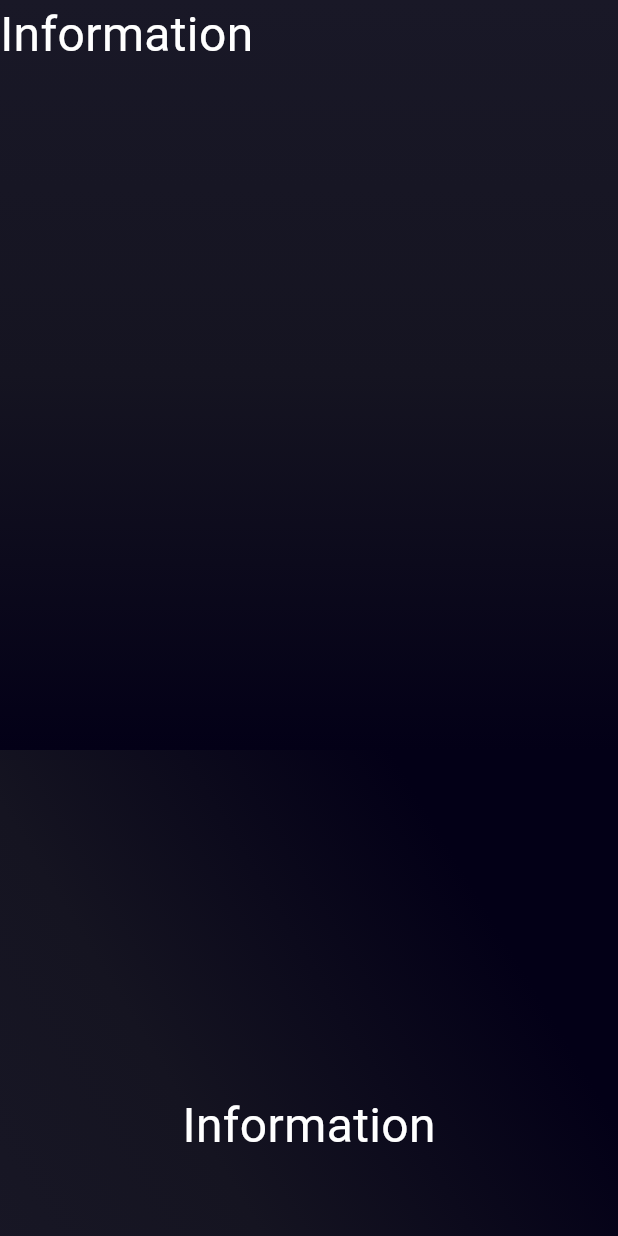
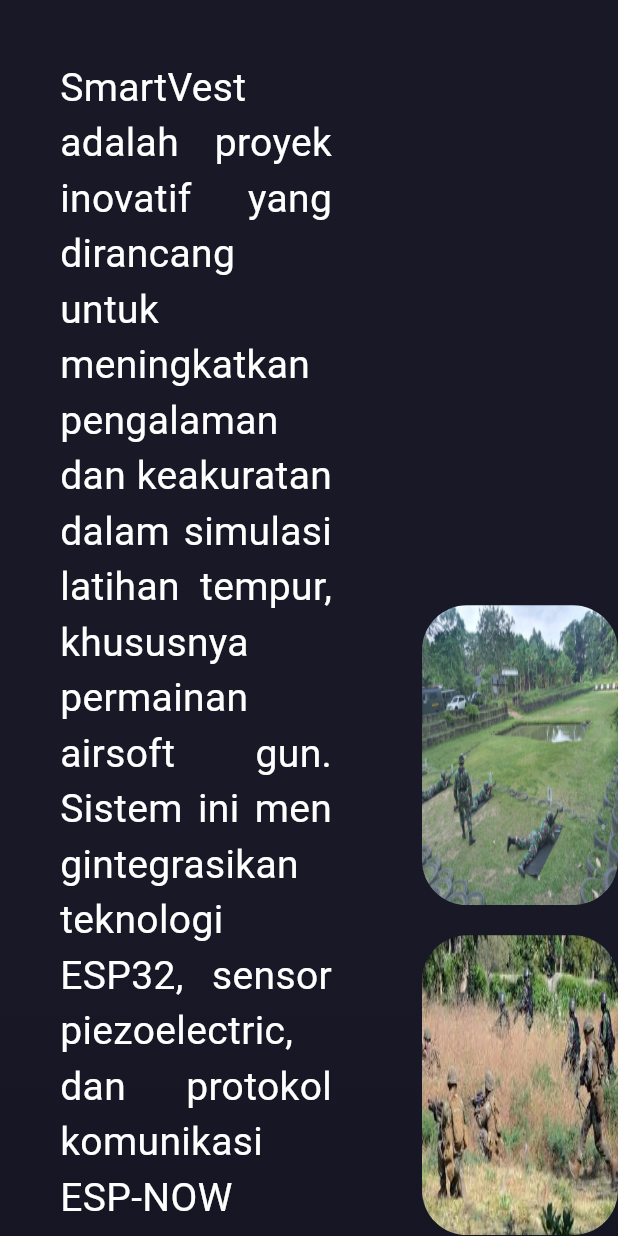
Before and after one commit to ilahammu/smart-vest-airsoft, a Flutter app: the InformationView screen opened by its route, on a phone screen of 412 x 824 dp. Run offline on Flutter 3.47's test engine with Material 3 defaults, Android fonts, the phone set to English and light mode, and no system bars; our stand-ins replace animate_do, data_table_2, fl_chart, get, get_storage, google_fonts; accounts and stored records are empty; network calls fail.

Commit message:
Membuat infomarsi (25%)

```diff
--- a/lib/app/modules/Drawer/Views/Information_view.dart
+++ b/lib/app/modules/Drawer/Views/Information_view.dart
@@ -1,5 +1,8 @@
 import 'package:flutter/material.dart';
 import 'package:get/get.dart';
+import 'package:google_fonts/google_fonts.dart';
+import 'package:animate_do/animate_do.dart';
+
 import 'package:vest_keren/app/modules/Drawer/AppBar_Shared.dart';
 
 import '../Controllers/Information_controller.dart';
@@ -18,7 +21,7 @@ class InformationView extends GetView<InformationController> {
               decoration: const BoxDecoration(
                 gradient: LinearGradient(
                   begin: Alignment.bottomRight,
-                  end: Alignment.topRight,
+                  end: Alignment.centerRight,
                   colors: [
                     Color.fromARGB(255, 3, 0, 23),
                     Color.fromARGB(255, 21, 20, 33),
@@ -26,14 +29,70 @@ class InformationView extends GetView<InformationController> {
                   ],
                 ),
               ),
-              width: double.infinity,
-              height: 500,
-              child: Text(
-                "Information",
-                style: TextStyle(
-                  fontSize: 32,
-                  color: Colors.white,
-                ),
+              child: Row(
+                crossAxisAlignment: CrossAxisAlignment.center,
+                children: [
+                  // Teks di kiri
+                  Expanded(
+                    flex: 2,
+                    child: SlideInLeft(
+                      key: UniqueKey(),
+                      duration: const Duration(milliseconds: 1000),
+                      delay: const Duration(milliseconds: 300),
+                      child: Container(
+                        padding: const EdgeInsets.all(40),
+                        child: Text(
+                          "SmartVest adalah proyek inovatif yang dirancang untuk meningkatkan pengalaman dan keakuratan dalam simulasi latihan tempur, khususnya permainan airsoft gun. Sistem ini mengintegrasikan teknologi ESP32, sensor piezoelectric, dan protokol komunikasi ESP-NOW untuk menciptakan rompi pintar yang mampu mendeteksi dan melaporkan titik benturan peluru secara real-time.",
+                          style: GoogleFonts.roboto(
+                            fontSize: 26,
+                            color: Colors.white,
+                          ),
+                          textAlign: TextAlign.justify,
+                        ),
+                      ),
+                    ),
+                  ),
+                  const SizedBox(width: 20),
+                  // Gambar di kanan
+                  Expanded(
+                    flex: 1,
+                    child: SlideInRight(
+                      key: UniqueKey(),
+                      duration: const Duration(milliseconds: 2000),
+                      delay: const Duration(milliseconds: 300),
+                      child: Column(
+                        children: [
+                          // Gambar 1
+                          Container(
+                            height: 200,
+                            decoration: BoxDecoration(
+                              borderRadius: BorderRadius.circular(30),
+                              image: const DecorationImage(
+                                image: AssetImage("assets/images/militer.jpg"),
+                                fit: BoxFit.fill,
+                              ),
+                            ),
+                          ),
+
+                          const SizedBox(height: 20),
+
+                          // Gambar 2
+                          Container(
+                            height: 200,
+                            decoration: BoxDecoration(
+                              borderRadius: BorderRadius.circular(30),
+                              image: const DecorationImage(
+                                image:
+                                    AssetImage("assets/images/militer2.jpeg"),
+                                fit: BoxFit.fill,
+                              ),
+                            ),
+                          ),
+                        ],
+                      ),
+                    ),
+                  ),
+                ],
               ),
             ),
             Container(
```
Also changed, not shown: pubspec.yaml (+3 -11 lines), assets/images/militer.jpg (added), assets/images/militer2.jpeg (added), assets/images/senjata/ak47.png (deleted), assets/images/senjata/double_barrel.png (deleted), assets/images/senjata/glock17.png (deleted), assets/images/senjata/m416.png (deleted), assets/images/senjata/pistol.png (deleted), assets/images/senjata/shotgun.png (deleted), assets/images/vest.png (deleted), pubspec.lock.
